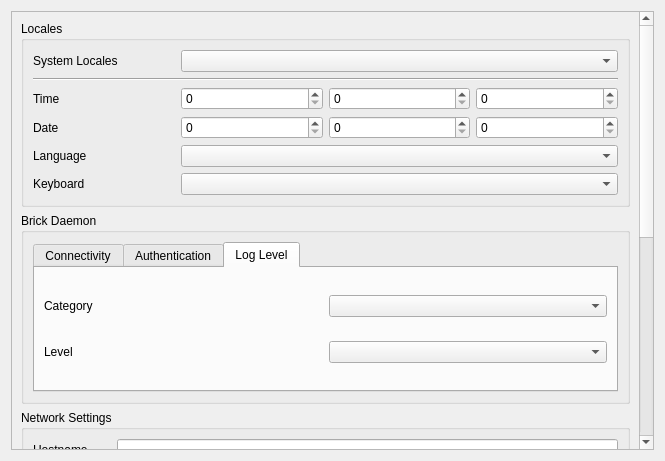
The window that src/brickv/plugin_system/plugins/red/ui/red_tab_settings.ui (Tinkerforge/brickv) describes before a commit, drawn with Qt 5.
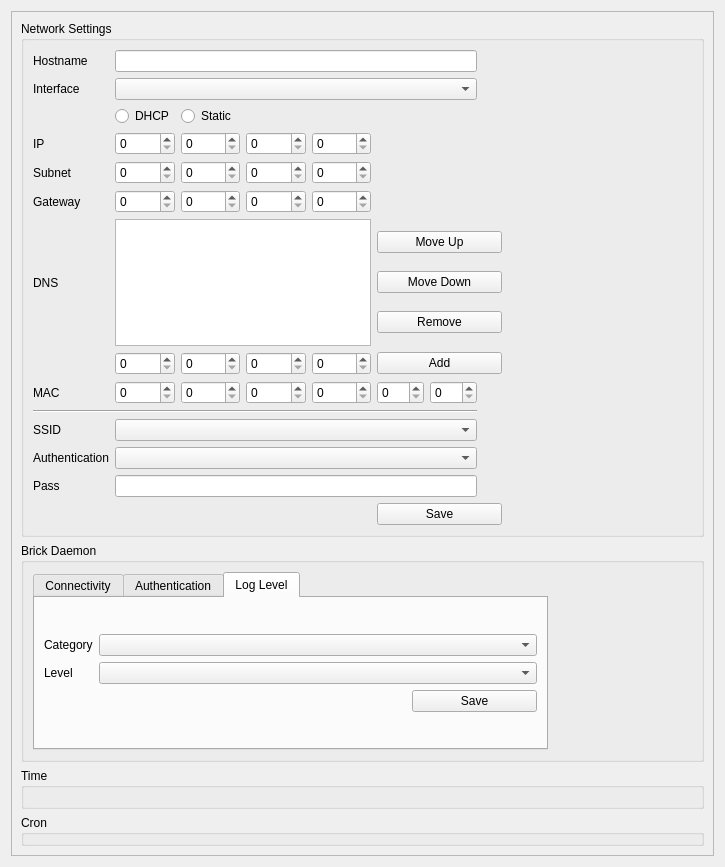
The same window after the commit. The open tabs and pages were chosen to show the change.

Commit message:
red-brick: Changes on overview and settings layout
1. Order of network and processes table changed on overview tab
2. Locales section removed from settings tab

```diff
--- a/src/brickv/plugin_system/plugins/red/ui/red_tab_settings.ui
+++ b/src/brickv/plugin_system/plugins/red/ui/red_tab_settings.ui
@@ -6,8 +6,8 @@
    <rect>
     <x>0</x>
     <y>0</y>
-    <width>665</width>
-    <height>461</height>
+    <width>725</width>
+    <height>867</height>
    </rect>
   </property>
   <property name="windowTitle">
@@ -24,260 +24,11 @@
        <rect>
         <x>0</x>
         <y>0</y>
-        <width>629</width>
-        <height>923</height>
+        <width>689</width>
+        <height>884</height>
        </rect>
       </property>
       <layout class="QVBoxLayout" name="verticalLayout_11">
-       <item>
-        <widget class="QGroupBox" name="gbox_locales">
-         <property name="title">
-          <string>Locales</string>
-         </property>
-         <layout class="QVBoxLayout" name="verticalLayout_3">
-          <item>
-           <layout class="QGridLayout" name="gridLayout">
-            <item row="2" column="0">
-             <widget class="QLabel" name="label">
-              <property name="text">
-               <string>Time</string>
-              </property>
-             </widget>
-            </item>
-            <item row="3" column="3">
-             <widget class="QSpinBox" name="spinBox_6"/>
-            </item>
-            <item row="5" column="0">
-             <widget class="QLabel" name="label_4">
-              <property name="text">
-               <string>Keyboard</string>
-              </property>
-             </widget>
-            </item>
-            <item row="2" column="3">
-             <widget class="QSpinBox" name="spinBox_3"/>
-            </item>
-            <item row="4" column="1" colspan="3">
-             <widget class="QComboBox" name="comboBox_2"/>
-            </item>
-            <item row="5" column="1" colspan="3">
-             <widget class="QComboBox" name="comboBox_3"/>
-            </item>
-            <item row="2" column="2">
-             <widget class="QSpinBox" name="spinBox_2"/>
-            </item>
-            <item row="4" column="0">
-             <widget class="QLabel" name="label_3">
-              <property name="text">
-               <string>Language</string>
-              </property>
-             </widget>
-            </item>
-            <item row="0" column="1" colspan="3">
-             <widget class="QComboBox" name="comboBox"/>
-            </item>
-            <item row="3" column="1">
-             <widget class="QSpinBox" name="spinBox_4"/>
-            </item>
-            <item row="3" column="0">
-             <widget class="QLabel" name="label_2">
-              <property name="text">
-               <string>Date</string>
-              </property>
-             </widget>
-            </item>
-            <item row="2" column="1">
-             <widget class="QSpinBox" name="spinBox"/>
-            </item>
-            <item row="3" column="2">
-             <widget class="QSpinBox" name="spinBox_5"/>
-            </item>
-            <item row="1" column="0" colspan="4">
-             <widget class="Line" name="line">
-              <property name="orientation">
-               <enum>Qt::Horizontal</enum>
-              </property>
-             </widget>
-            </item>
-            <item row="0" column="0">
-             <widget class="QLabel" name="label_15">
-              <property name="text">
-               <string>System Locales</string>
-              </property>
-             </widget>
-            </item>
-           </layout>
-          </item>
-         </layout>
-        </widget>
-       </item>
-       <item>
-        <widget class="QGroupBox" name="gbox_brickd">
-         <property name="title">
-          <string>Brick Daemon</string>
-         </property>
-         <layout class="QVBoxLayout" name="verticalLayout_6">
-          <item>
-           <layout class="QVBoxLayout" name="verticalLayout_7">
-            <item>
-             <widget class="QTabWidget" name="tabWidget">
-              <property name="tabPosition">
-               <enum>QTabWidget::North</enum>
-              </property>
-              <property name="currentIndex">
-               <number>0</number>
-              </property>
-              <widget class="QWidget" name="tab">
-               <attribute name="title">
-                <string>Connectivity</string>
-               </attribute>
-               <layout class="QVBoxLayout" name="verticalLayout_8">
-                <item>
-                 <layout class="QGridLayout" name="gridLayout_3">
-                  <item row="0" column="0">
-                   <widget class="QLabel" name="label_16">
-                    <property name="text">
-                     <string>Address</string>
-                    </property>
-                   </widget>
-                  </item>
-                  <item row="3" column="0">
-                   <widget class="QLabel" name="label_19">
-                    <property name="text">
-                     <string>Dual Stack</string>
-                    </property>
-                   </widget>
-                  </item>
-                  <item row="0" column="1">
-                   <widget class="QSpinBox" name="spinBox_29"/>
-                  </item>
-                  <item row="0" column="2">
-                   <widget class="QSpinBox" name="spinBox_30"/>
-                  </item>
-                  <item row="0" column="3">
-                   <widget class="QSpinBox" name="spinBox_31"/>
-                  </item>
-                  <item row="1" column="0">
-                   <widget class="QLabel" name="label_17">
-                    <property name="text">
-                     <string>Port</string>
-                    </property>
-                   </widget>
-                  </item>
-                  <item row="2" column="0">
-                   <widget class="QLabel" name="label_18">
-                    <property name="text">
-                     <string>Websocket Port</string>
-                    </property>
-                   </widget>
-                  </item>
-                  <item row="0" column="4">
-                   <widget class="QSpinBox" name="spinBox_32"/>
-                  </item>
-                  <item row="1" column="1">
-                   <widget class="QSpinBox" name="spinBox_33"/>
-                  </item>
-                  <item row="2" column="1">
-                   <widget class="QSpinBox" name="spinBox_34"/>
-                  </item>
-                  <item row="3" column="1">
-                   <widget class="QCheckBox" name="checkBox">
-                    <property name="text">
-                     <string/>
-                    </property>
-                   </widget>
-                  </item>
-                 </layout>
-                </item>
-               </layout>
-              </widget>
-              <widget class="QWidget" name="tab_2">
-               <attribute name="title">
-                <string>Authentication</string>
-               </attribute>
-               <layout class="QVBoxLayout" name="verticalLayout_9">
-                <item>
-                 <layout class="QHBoxLayout" name="horizontalLayout">
-                  <item>
-                   <widget class="QLabel" name="label_20">
-                    <property name="text">
-                     <string>Secret</string>
-                    </property>
-                   </widget>
-                  </item>
-                  <item>
-                   <widget class="QLineEdit" name="lineEdit_3"/>
-                  </item>
-                 </layout>
-                </item>
-                <item>
-                 <layout class="QGridLayout" name="gridLayout_4">
-                  <item row="0" column="1">
-                   <widget class="QPushButton" name="pushButton">
-                    <property name="text">
-                     <string>Save</string>
-                    </property>
-                   </widget>
-                  </item>
-                  <item row="0" column="0">
-                   <spacer name="horizontalSpacer">
-                    <property name="orientation">
-                     <enum>Qt::Horizontal</enum>
-                    </property>
-                    <property name="sizeHint" stdset="0">
-                     <size>
-                      <width>40</width>
-                      <height>20</height>
-                     </size>
-                    </property>
-                   </spacer>
-                  </item>
-                 </layout>
-                </item>
-               </layout>
-              </widget>
-              <widget class="QWidget" name="tab_3">
-               <attribute name="title">
-                <string>Log Level</string>
-               </attribute>
-               <layout class="QVBoxLayout" name="verticalLayout_10">
-                <item>
-                 <layout class="QHBoxLayout" name="horizontalLayout_2">
-                  <item>
-                   <widget class="QLabel" name="label_21">
-                    <property name="text">
-                     <string>Category</string>
-                    </property>
-                   </widget>
-                  </item>
-                  <item>
-                   <widget class="QComboBox" name="comboBox_7"/>
-                  </item>
-                 </layout>
-                </item>
-                <item>
-                 <layout class="QHBoxLayout" name="horizontalLayout_3">
-                  <item>
-                   <widget class="QLabel" name="label_22">
-                    <property name="text">
-                     <string>Level</string>
-                    </property>
-                   </widget>
-                  </item>
-                  <item>
-                   <widget class="QComboBox" name="comboBox_8"/>
-                  </item>
-                 </layout>
-                </item>
-               </layout>
-              </widget>
-             </widget>
-            </item>
-           </layout>
-          </item>
-         </layout>
-        </widget>
-       </item>
        <item>
         <widget class="QGroupBox" name="gbox_network_settings">
          <property name="title">
@@ -286,7 +37,30 @@
          <layout class="QVBoxLayout" name="verticalLayout_4">
           <item>
            <layout class="QGridLayout" name="gridLayout_2">
-            <item row="8" column="0" colspan="7">
+            <item row="1" column="1" colspan="6">
+             <widget class="QComboBox" name="comboBox_4"/>
+            </item>
+            <item row="0" column="1" colspan="6">
+             <widget class="QLineEdit" name="lineEdit"/>
+            </item>
+            <item row="6" column="1" colspan="4">
+             <widget class="QListView" name="listView"/>
+            </item>
+            <item row="6" column="0">
+             <widget class="QLabel" name="label_14">
+              <property name="text">
+               <string>DNS</string>
+              </property>
+             </widget>
+            </item>
+            <item row="2" column="2">
+             <widget class="QRadioButton" name="radioButton_3">
+              <property name="text">
+               <string>Static</string>
+              </property>
+             </widget>
+            </item>
+            <item row="9" column="0" colspan="7">
              <widget class="Line" name="line_2">
               <property name="orientation">
                <enum>Qt::Horizontal</enum>
@@ -307,51 +81,55 @@
               </property>
              </widget>
             </item>
-            <item row="7" column="4">
+            <item row="8" column="4">
              <widget class="QSpinBox" name="spinBox_22">
               <property name="maximum">
                <number>255</number>
               </property>
              </widget>
             </item>
-            <item row="11" column="0">
+            <item row="12" column="0">
              <widget class="QLabel" name="label_13">
               <property name="text">
                <string>Pass</string>
               </property>
              </widget>
             </item>
-            <item row="7" column="1">
+            <item row="8" column="1">
              <widget class="QSpinBox" name="spinBox_19">
               <property name="maximum">
                <number>255</number>
               </property>
              </widget>
             </item>
-            <item row="7" column="5">
+            <item row="8" column="5">
              <widget class="QSpinBox" name="spinBox_27">
               <property name="maximum">
                <number>255</number>
               </property>
              </widget>
             </item>
-            <item row="7" column="0">
+            <item row="8" column="0">
              <widget class="QLabel" name="label_9">
               <property name="text">
                <string>MAC</string>
               </property>
              </widget>
             </item>
-            <item row="0" column="1" colspan="6">
-             <widget class="QLineEdit" name="lineEdit"/>
-            </item>
-            <item row="7" column="6">
+            <item row="8" column="6">
              <widget class="QSpinBox" name="spinBox_28">
               <property name="maximum">
                <number>255</number>
               </property>
              </widget>
             </item>
+            <item row="5" column="3">
+             <widget class="QSpinBox" name="spinBox_17">
+              <property name="maximum">
+               <number>255</number>
+              </property>
+             </widget>
+            </item>
             <item row="0" column="0">
              <widget class="QLabel" name="label_5">
               <property name="text">
@@ -359,44 +137,41 @@
               </property>
              </widget>
             </item>
-            <item row="9" column="1" colspan="6">
+            <item row="10" column="1" colspan="6">
              <widget class="QComboBox" name="comboBox_5"/>
             </item>
-            <item row="1" column="1" colspan="6">
-             <widget class="QComboBox" name="comboBox_4"/>
-            </item>
-            <item row="7" column="3">
+            <item row="8" column="3">
              <widget class="QSpinBox" name="spinBox_21">
               <property name="maximum">
                <number>255</number>
               </property>
              </widget>
             </item>
-            <item row="7" column="2">
+            <item row="8" column="2">
              <widget class="QSpinBox" name="spinBox_20">
               <property name="maximum">
                <number>255</number>
               </property>
              </widget>
             </item>
-            <item row="9" column="0">
+            <item row="10" column="0">
              <widget class="QLabel" name="label_11">
               <property name="text">
                <string>SSID</string>
               </property>
              </widget>
             </item>
-            <item row="10" column="0">
+            <item row="11" column="0">
              <widget class="QLabel" name="label_12">
               <property name="text">
                <string>Authentication</string>
               </property>
              </widget>
             </item>
-            <item row="10" column="1" colspan="6">
-             <widget class="QComboBox" name="comboBox_6"/>
-            </item>
             <item row="11" column="1" colspan="6">
+             <widget class="QComboBox" name="comboBox_6"/>
+            </item>
+            <item row="12" column="1" colspan="6">
              <widget class="QLineEdit" name="lineEdit_2"/>
             </item>
             <item row="2" column="1">
@@ -434,13 +209,6 @@
               </property>
              </widget>
             </item>
-            <item row="2" column="2">
-             <widget class="QRadioButton" name="radioButton_3">
-              <property name="text">
-               <string>Static</string>
-              </property>
-             </widget>
-            </item>
             <item row="4" column="0">
              <widget class="QLabel" name="label_7">
               <property name="text">
@@ -455,13 +223,6 @@
               </property>
              </widget>
             </item>
-            <item row="6" column="0">
-             <widget class="QLabel" name="label_14">
-              <property name="text">
-               <string>DNS</string>
-              </property>
-             </widget>
-            </item>
             <item row="4" column="1">
              <widget class="QSpinBox" name="spinBox_11">
               <property name="maximum">
@@ -504,13 +265,6 @@
               </property>
              </widget>
             </item>
-            <item row="5" column="3">
-             <widget class="QSpinBox" name="spinBox_17">
-              <property name="maximum">
-               <number>255</number>
-              </property>
-             </widget>
-            </item>
             <item row="5" column="4">
              <widget class="QSpinBox" name="spinBox_18">
               <property name="maximum">
@@ -518,34 +272,465 @@
               </property>
              </widget>
             </item>
-            <item row="6" column="1">
+            <item row="7" column="1">
              <widget class="QSpinBox" name="spinBox_23">
               <property name="maximum">
                <number>255</number>
               </property>
              </widget>
             </item>
-            <item row="6" column="2">
+            <item row="7" column="2">
              <widget class="QSpinBox" name="spinBox_24">
               <property name="maximum">
                <number>255</number>
               </property>
              </widget>
             </item>
-            <item row="6" column="3">
+            <item row="7" column="3">
              <widget class="QSpinBox" name="spinBox_25">
               <property name="maximum">
                <number>255</number>
               </property>
              </widget>
             </item>
-            <item row="6" column="4">
+            <item row="7" column="4">
              <widget class="QSpinBox" name="spinBox_26">
               <property name="maximum">
                <number>255</number>
               </property>
              </widget>
             </item>
+            <item row="6" column="5" colspan="3">
+             <layout class="QVBoxLayout" name="verticalLayout_8">
+              <item>
+               <widget class="QPushButton" name="pushButton_5">
+                <property name="sizePolicy">
+                 <sizepolicy hsizetype="Fixed" vsizetype="Fixed">
+                  <horstretch>0</horstretch>
+                  <verstretch>0</verstretch>
+                 </sizepolicy>
+                </property>
+                <property name="minimumSize">
+                 <size>
+                  <width>125</width>
+                  <height>0</height>
+                 </size>
+                </property>
+                <property name="text">
+                 <string>Move Up</string>
+                </property>
+               </widget>
+              </item>
+              <item>
+               <widget class="QPushButton" name="pushButton_6">
+                <property name="sizePolicy">
+                 <sizepolicy hsizetype="Fixed" vsizetype="Fixed">
+                  <horstretch>0</horstretch>
+                  <verstretch>0</verstretch>
+                 </sizepolicy>
+                </property>
+                <property name="minimumSize">
+                 <size>
+                  <width>125</width>
+                  <height>0</height>
+                 </size>
+                </property>
+                <property name="text">
+                 <string>Move Down</string>
+                </property>
+               </widget>
+              </item>
+              <item>
+               <widget class="QPushButton" name="pushButton_7">
+                <property name="sizePolicy">
+                 <sizepolicy hsizetype="Fixed" vsizetype="Fixed">
+                  <horstretch>0</horstretch>
+                  <verstretch>0</verstretch>
+                 </sizepolicy>
+                </property>
+                <property name="minimumSize">
+                 <size>
+                  <width>125</width>
+                  <height>0</height>
+                 </size>
+                </property>
+                <property name="text">
+                 <string>Remove</string>
+                </property>
+               </widget>
+              </item>
+             </layout>
+            </item>
+            <item row="7" column="5" colspan="3">
+             <layout class="QVBoxLayout" name="verticalLayout_9">
+              <item>
+               <widget class="QPushButton" name="pushButton_8">
+                <property name="sizePolicy">
+                 <sizepolicy hsizetype="Fixed" vsizetype="Fixed">
+                  <horstretch>0</horstretch>
+                  <verstretch>0</verstretch>
+                 </sizepolicy>
+                </property>
+                <property name="minimumSize">
+                 <size>
+                  <width>125</width>
+                  <height>0</height>
+                 </size>
+                </property>
+                <property name="text">
+                 <string>Add</string>
+                </property>
+               </widget>
+              </item>
+             </layout>
+            </item>
+            <item row="0" column="7">
+             <spacer name="horizontalSpacer_5">
+              <property name="orientation">
+               <enum>Qt::Horizontal</enum>
+              </property>
+              <property name="sizeHint" stdset="0">
+               <size>
+                <width>40</width>
+                <height>20</height>
+               </size>
+              </property>
+             </spacer>
+            </item>
+            <item row="13" column="5" colspan="3">
+             <layout class="QHBoxLayout" name="horizontalLayout_6">
+              <item>
+               <widget class="QPushButton" name="pushButton_4">
+                <property name="sizePolicy">
+                 <sizepolicy hsizetype="Fixed" vsizetype="Fixed">
+                  <horstretch>0</horstretch>
+                  <verstretch>0</verstretch>
+                 </sizepolicy>
+                </property>
+                <property name="minimumSize">
+                 <size>
+                  <width>125</width>
+                  <height>0</height>
+                 </size>
+                </property>
+                <property name="text">
+                 <string>Save</string>
+                </property>
+               </widget>
+              </item>
+              <item>
+               <spacer name="horizontalSpacer_7">
+                <property name="orientation">
+                 <enum>Qt::Horizontal</enum>
+                </property>
+                <property name="sizeHint" stdset="0">
+                 <size>
+                  <width>40</width>
+                  <height>20</height>
+                 </size>
+                </property>
+               </spacer>
+              </item>
+             </layout>
+            </item>
+           </layout>
+          </item>
+         </layout>
+        </widget>
+       </item>
+       <item>
+        <widget class="QGroupBox" name="gbox_brickd">
+         <property name="title">
+          <string>Brick Daemon</string>
+         </property>
+         <layout class="QVBoxLayout" name="verticalLayout_6">
+          <item>
+           <layout class="QGridLayout" name="gridLayout_5">
+            <item row="0" column="0">
+             <widget class="QTabWidget" name="tabWidget">
+              <property name="sizePolicy">
+               <sizepolicy hsizetype="Fixed" vsizetype="Expanding">
+                <horstretch>0</horstretch>
+                <verstretch>0</verstretch>
+               </sizepolicy>
+              </property>
+              <property name="minimumSize">
+               <size>
+                <width>515</width>
+                <height>0</height>
+               </size>
+              </property>
+              <property name="tabPosition">
+               <enum>QTabWidget::North</enum>
+              </property>
+              <property name="currentIndex">
+               <number>0</number>
+              </property>
+              <widget class="QWidget" name="tab">
+               <attribute name="title">
+                <string>Connectivity</string>
+               </attribute>
+               <layout class="QVBoxLayout" name="verticalLayout_2">
+                <item>
+                 <layout class="QGridLayout" name="gridLayout_3">
+                  <item row="3" column="1">
+                   <widget class="QCheckBox" name="checkBox">
+                    <property name="text">
+                     <string/>
+                    </property>
+                   </widget>
+                  </item>
+                  <item row="0" column="0">
+                   <widget class="QLabel" name="label_16">
+                    <property name="text">
+                     <string>Address</string>
+                    </property>
+                   </widget>
+                  </item>
+                  <item row="3" column="0">
+                   <widget class="QLabel" name="label_19">
+                    <property name="text">
+                     <string>Dual Stack</string>
+                    </property>
+                   </widget>
+                  </item>
+                  <item row="0" column="1">
+                   <widget class="QSpinBox" name="spinBox_29"/>
+                  </item>
+                  <item row="0" column="2">
+                   <widget class="QSpinBox" name="spinBox_30"/>
+                  </item>
+                  <item row="0" column="3">
+                   <widget class="QSpinBox" name="spinBox_31"/>
+                  </item>
+                  <item row="1" column="0">
+                   <widget class="QLabel" name="label_17">
+                    <property name="text">
+                     <string>Port</string>
+                    </property>
+                   </widget>
+                  </item>
+                  <item row="2" column="0">
+                   <widget class="QLabel" name="label_18">
+                    <property name="text">
+                     <string>Websocket Port</string>
+                    </property>
+                   </widget>
+                  </item>
+                  <item row="0" column="4">
+                   <widget class="QSpinBox" name="spinBox_32"/>
+                  </item>
+                  <item row="1" column="1">
+                   <widget class="QSpinBox" name="spinBox_33"/>
+                  </item>
+                  <item row="2" column="1">
+                   <widget class="QSpinBox" name="spinBox_34"/>
+                  </item>
+                  <item row="4" column="3" colspan="2">
+                   <layout class="QHBoxLayout" name="horizontalLayout_5">
+                    <item>
+                     <spacer name="horizontalSpacer">
+                      <property name="orientation">
+                       <enum>Qt::Horizontal</enum>
+                      </property>
+                      <property name="sizeHint" stdset="0">
+                       <size>
+                        <width>40</width>
+                        <height>20</height>
+                       </size>
+                      </property>
+                     </spacer>
+                    </item>
+                    <item>
+                     <widget class="QPushButton" name="pushButton_3">
+                      <property name="sizePolicy">
+                       <sizepolicy hsizetype="Fixed" vsizetype="Fixed">
+                        <horstretch>0</horstretch>
+                        <verstretch>0</verstretch>
+                       </sizepolicy>
+                      </property>
+                      <property name="minimumSize">
+                       <size>
+                        <width>125</width>
+                        <height>0</height>
+                       </size>
+                      </property>
+                      <property name="text">
+                       <string>Save</string>
+                      </property>
+                     </widget>
+                    </item>
+                   </layout>
+                  </item>
+                 </layout>
+                </item>
+               </layout>
+              </widget>
+              <widget class="QWidget" name="tab_2">
+               <attribute name="title">
+                <string>Authentication</string>
+               </attribute>
+               <layout class="QVBoxLayout" name="verticalLayout_3">
+                <item>
+                 <layout class="QGridLayout" name="gridLayout">
+                  <item row="2" column="1">
+                   <layout class="QHBoxLayout" name="horizontalLayout_2">
+                    <item>
+                     <spacer name="horizontalSpacer_8">
+                      <property name="orientation">
+                       <enum>Qt::Horizontal</enum>
+                      </property>
+                      <property name="sizeHint" stdset="0">
+                       <size>
+                        <width>40</width>
+                        <height>20</height>
+                       </size>
+                      </property>
+                     </spacer>
+                    </item>
+                    <item>
+                     <widget class="QPushButton" name="pushButton_2">
+                      <property name="sizePolicy">
+                       <sizepolicy hsizetype="Fixed" vsizetype="Fixed">
+                        <horstretch>0</horstretch>
+                        <verstretch>0</verstretch>
+                       </sizepolicy>
+                      </property>
+                      <property name="minimumSize">
+                       <size>
+                        <width>125</width>
+                        <height>0</height>
+                       </size>
+                      </property>
+                      <property name="text">
+                       <string>Save</string>
+                      </property>
+                     </widget>
+                    </item>
+                   </layout>
+                  </item>
+                  <item row="1" column="1">
+                   <widget class="QLineEdit" name="lineEdit_3"/>
+                  </item>
+                  <item row="1" column="0">
+                   <widget class="QLabel" name="label">
+                    <property name="text">
+                     <string>Secret</string>
+                    </property>
+                   </widget>
+                  </item>
+                 </layout>
+                </item>
+               </layout>
+              </widget>
+              <widget class="QWidget" name="tab_3">
+               <attribute name="title">
+                <string>Log Level</string>
+               </attribute>
+               <layout class="QVBoxLayout" name="verticalLayout_10">
+                <item>
+                 <layout class="QGridLayout" name="gridLayout_4">
+                  <item row="0" column="1">
+                   <widget class="QComboBox" name="comboBox">
+                    <property name="sizePolicy">
+                     <sizepolicy hsizetype="Preferred" vsizetype="Fixed">
+                      <horstretch>0</horstretch>
+                      <verstretch>0</verstretch>
+                     </sizepolicy>
+                    </property>
+                    <property name="minimumSize">
+                     <size>
+                      <width>0</width>
+                      <height>0</height>
+                     </size>
+                    </property>
+                   </widget>
+                  </item>
+                  <item row="0" column="0">
+                   <widget class="QLabel" name="label_2">
+                    <property name="text">
+                     <string>Category</string>
+                    </property>
+                   </widget>
+                  </item>
+                  <item row="1" column="0">
+                   <widget class="QLabel" name="label_3">
+                    <property name="text">
+                     <string>Level</string>
+                    </property>
+                   </widget>
+                  </item>
+                  <item row="1" column="1">
+                   <widget class="QComboBox" name="comboBox_2">
+                    <property name="sizePolicy">
+                     <sizepolicy hsizetype="Preferred" vsizetype="Fixed">
+                      <horstretch>0</horstretch>
+                      <verstretch>0</verstretch>
+                     </sizepolicy>
+                    </property>
+                    <property name="minimumSize">
+                     <size>
+                      <width>0</width>
+                      <height>0</height>
+                     </size>
+                    </property>
+                   </widget>
+                  </item>
+                  <item row="2" column="1">
+                   <layout class="QHBoxLayout" name="horizontalLayout">
+                    <item>
+                     <spacer name="horizontalSpacer_2">
+                      <property name="orientation">
+                       <enum>Qt::Horizontal</enum>
+                      </property>
+                      <property name="sizeHint" stdset="0">
+                       <size>
+                        <width>40</width>
+                        <height>20</height>
+                       </size>
+                      </property>
+                     </spacer>
+                    </item>
+                    <item>
+                     <widget class="QPushButton" name="pushButton">
+                      <property name="sizePolicy">
+                       <sizepolicy hsizetype="Fixed" vsizetype="Fixed">
+                        <horstretch>0</horstretch>
+                        <verstretch>0</verstretch>
+                       </sizepolicy>
+                      </property>
+                      <property name="minimumSize">
+                       <size>
+                        <width>125</width>
+                        <height>0</height>
+                       </size>
+                      </property>
+                      <property name="text">
+                       <string>Save</string>
+                      </property>
+                     </widget>
+                    </item>
+                   </layout>
+                  </item>
+                 </layout>
+                </item>
+               </layout>
+              </widget>
+             </widget>
+            </item>
+            <item row="0" column="1">
+             <spacer name="horizontalSpacer_3">
+              <property name="orientation">
+               <enum>Qt::Horizontal</enum>
+              </property>
+              <property name="sizeHint" stdset="0">
+               <size>
+                <width>40</width>
+                <height>20</height>
+               </size>
+              </property>
+             </spacer>
+            </item>
            </layout>
           </item>
          </layout>
@@ -554,7 +739,7 @@
        <item>
         <widget class="QGroupBox" name="gbox_ntp">
          <property name="title">
-          <string>NTP</string>
+          <string>Time</string>
          </property>
          <layout class="QVBoxLayout" name="verticalLayout_5"/>
         </widget>
@@ -569,9 +754,8 @@
       </layout>
       <zorder>gbox_cron</zorder>
       <zorder>gbox_brickd</zorder>
-      <zorder>gbox_locales</zorder>
-      <zorder>gbox_network_settings</zorder>
       <zorder>gbox_ntp</zorder>
+      <zorder>gbox_network_settings</zorder>
      </widget>
     </widget>
    </item>
```
Left out of the diff: 41 changed lines with no effect on the pictures. The commit also changes 1 other file.
